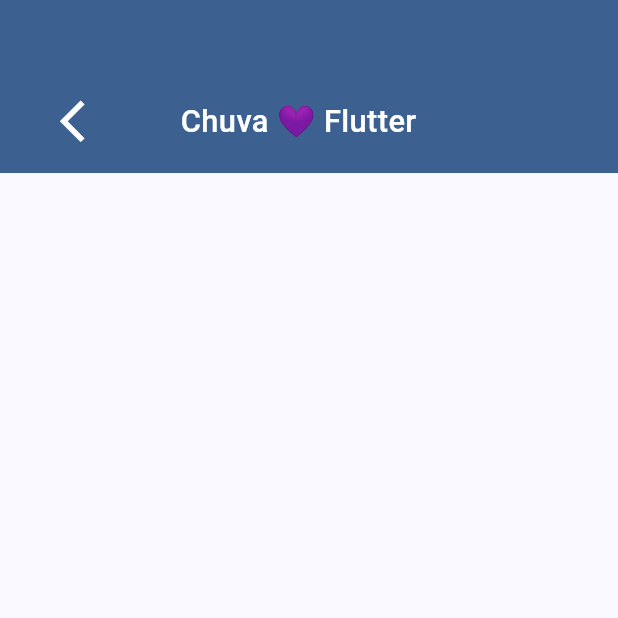
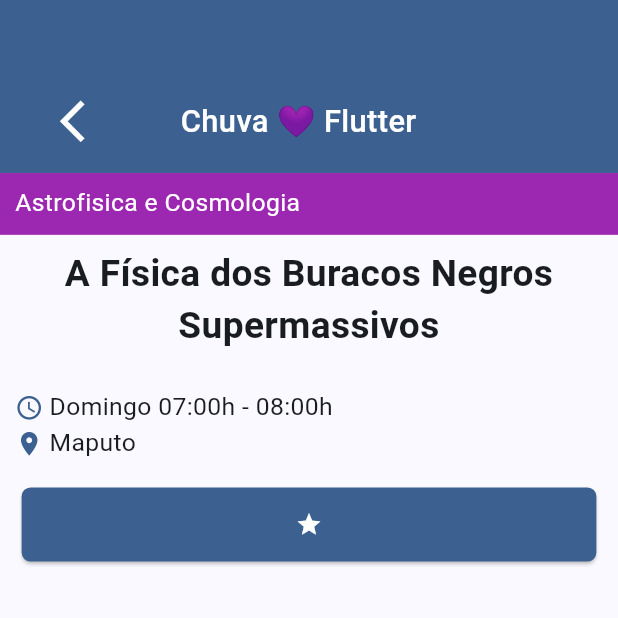
Before and after one commit to JoseGoncalvess/exercicios-2024, a Flutter app: the screen it shows after launch, on a phone screen of 412 x 824 dp, the top half of it. Run offline on Flutter 3.47's test engine with Material 3 defaults, Android fonts, the phone set to English and light mode, and no system bars; our stand-ins replace from_css_color.

Commit message:
[Estrutura] Created Buttom Favor

```diff
--- a/lib/pages/activity/activity.dart
+++ b/lib/pages/activity/activity.dart
@@ -1,5 +1,8 @@
 
+import 'package:chuva_dart/pages/activity/widget/card_info_activity.dart';
+import 'package:chuva_dart/pages/activity/widget/custom_buttom_favor.dart';
 import 'package:chuva_dart/widgets/custom_app_bar_widget.dart';
+import 'package:flutter/cupertino.dart';
 import 'package:flutter/material.dart';
 import 'package:flutter/widgets.dart';
 
@@ -11,7 +14,6 @@ class Activity extends StatefulWidget {
 }
 
 class _ActivityState extends State<Activity> {
-  bool _favorited = false;
 
   @override
   Widget build(BuildContext context) {
@@ -23,6 +25,25 @@ class _ActivityState extends State<Activity> {
         Column(
           children: [
             CustomAppBarWidget(),
+            Container(
+              alignment: Alignment.centerLeft,
+              decoration: const BoxDecoration(
+                color: Colors.purple
+              ),
+              height: MediaQuery.of(context).size.height * 0.05,
+              width: MediaQuery.of(context).size.width,
+              child: Padding(
+                padding: const EdgeInsets.only(left: 10.0),
+                child: Text("Astrofisica e Cosmologia",style: TextStyle(fontSize: MediaQuery.of(context).size.width * 0.04, color: Colors.white,fontWeight: FontWeight.w400, ),),
+              ),
+            ),
+            Padding(
+              padding: const EdgeInsets.all(8.0),
+              child: Text("A Física dos Buracos Negros Supermassivos",textAlign: TextAlign.center,style: TextStyle(fontSize: MediaQuery.of(context).size.width * 0.06,fontWeight: FontWeight.w700, )),
+            ),
+            CardInfoActivity(),
+            CustomButtomFavor()
+
 
           ],
         ),
--- /dev/null
+++ b/lib/pages/activity/widget/card_info_activity.dart
@@ -0,0 +1,41 @@
+import 'package:flutter/material.dart';
+
+class CardInfoActivity extends StatelessWidget {
+
+  const CardInfoActivity({ super.key });
+
+   @override
+   Widget build(BuildContext context) {
+       return Container(
+              width: MediaQuery.of(context).size.width,
+              height: MediaQuery.of(context).size.height * 0.1,
+              child: Padding(
+
+                padding: const EdgeInsets.symmetric(horizontal: 10.0),
+                child: Column(
+                  crossAxisAlignment: CrossAxisAlignment.center,
+                  mainAxisAlignment: MainAxisAlignment.center,
+                  children: [
+                    Row(
+                      children: [
+                        Icon(Icons.access_time, color: Theme.of(context).primaryColor,size: MediaQuery.of(context).size.width * 0.046,),
+                        Padding(
+                          padding: const EdgeInsets.symmetric(horizontal: 4.0),
+                          child: Text("Domingo 07:00h - 08:00h", style: TextStyle(fontSize: MediaQuery.of(context).size.width * 0.04, fontWeight: FontWeight.w400),),
+                        )
+                      ],
+                    ),Row(
+                      children: [
+                        Icon(Icons.location_on, color: Theme.of(context).primaryColor,size: MediaQuery.of(context).size.width * 0.046,),
+                        Padding(
+                          padding: const EdgeInsets.symmetric(horizontal: 4.0),
+                          child: Text("Maputo", style: TextStyle(fontSize: MediaQuery.of(context).size.width * 0.04, fontWeight: FontWeight.w400),),
+                        )
+                      ],
+                    )
+                  ],
+                ),
+              ),
+            );
+  }
+}
--- /dev/null
+++ b/lib/pages/activity/widget/custom_buttom_favor.dart
@@ -0,0 +1,66 @@
+import 'package:flutter/material.dart';
+
+class CustomButtomFavor extends StatefulWidget {
+
+  const CustomButtomFavor({ super.key });
+
+  @override
+  State<CustomButtomFavor> createState() => _CustomButtomFavorState();
+}
+
+class _CustomButtomFavorState extends State<CustomButtomFavor> {
+  IconData icon = Icons.star;
+  String textButtom = "";
+
+  void favoractivity(){
+if (icon == Icons.star) {
+      setState(() {
+      icon = Icons.refresh;
+      textButtom = "Processadno";
+    });
+    Future.delayed(Duration(seconds: 2)).then((value) => setState(() {
+      icon = Icons.star_border;
+      textButtom = "Remover a sua Agenda";
+    }));
+
+      }else{
+
+    setState(() {
+      icon = Icons.refresh;
+      textButtom = "Processadno";
+    });
+    Future.delayed(Duration(seconds: 2)).then((value) => setState(() {
+      icon = Icons.star;
+      textButtom = "Adicionar a sua Agenda";
+    }));
+
+      }
+  }
+
+   @override
+   Widget build(BuildContext context) {
+       return             SizedBox(
+              width:MediaQuery.of(context).size.width * 0.93,
+              height: MediaQuery.of(context).size.height * 0.06,
+              child: ElevatedButton( style: ButtonStyle(
+                backgroundColor: MaterialStateProperty.all(
+                  Theme.of(context).primaryColor
+                ),
+                shape: MaterialStateProperty.all(
+                  const RoundedRectangleBorder(
+                  borderRadius: BorderRadius.all(Radius.circular(6))
+                ))
+              ),
+                onPressed: (){
+                  favoractivity();
+                }, child: Row(
+                  crossAxisAlignment: CrossAxisAlignment.center,
+                  mainAxisAlignment: MainAxisAlignment.center,
+                children: [
+                  Icon(icon, color: Colors.white,),
+                  Text(textButtom, style: TextStyle(color: Colors.white),)
+                ],
+              )),
+            );
+  }
+}
```
